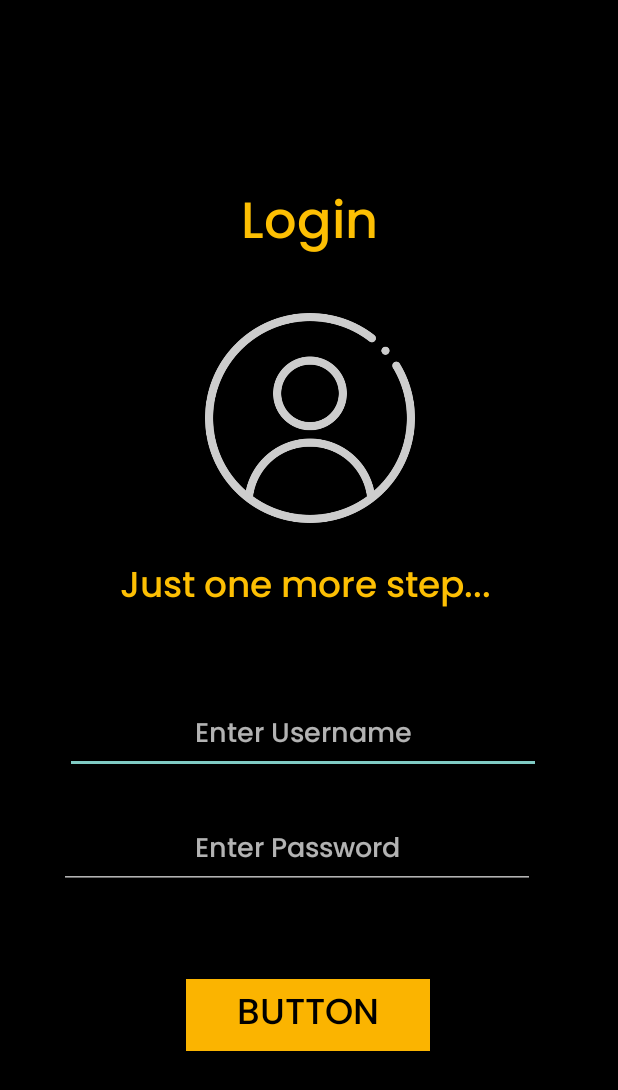
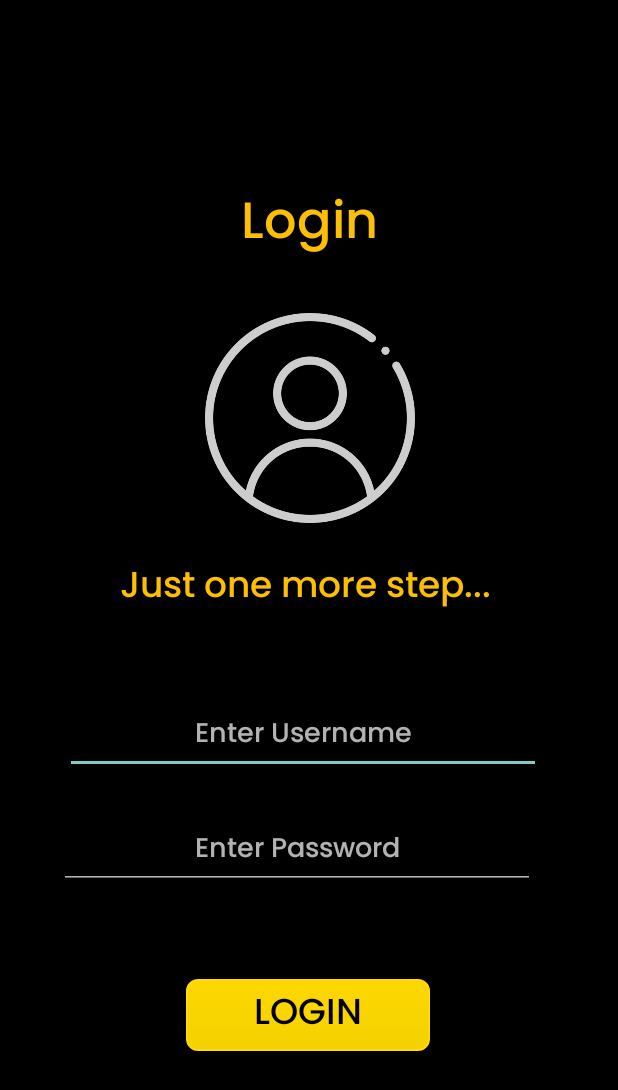
Before and after one commit to vgpl2000/Refill, an Android app: the MainActivity screen opened directly, with no data from a screen before it, on a phone screen of 412 x 824 dp. Shown: the top 1090 px of the screen. Run offline under Robolectric (Android 15) with nearby library versions, the phone set to English and light mode, and no system bars.

Commit message:
Login button corners made curve by adding background_button.xml

```diff
--- /dev/null
+++ b/app/src/main/res/drawable/background_button.xml
@@ -0,0 +1,24 @@
+<?xml version="1.0" encoding="utf-8"?>
+<selector xmlns:android="http://schemas.android.com/apk/res/android">
+    <item android:state_pressed="true" >
+        <shape android:shape="rectangle"  >
+            <corners android:radius="5dip" />
+            <stroke android:width="1dip" android:color="#FFD900" />
+            <gradient android:angle="-90" android:startColor="#FFBA00" android:endColor="#FFE600"  />
+        </shape>
+    </item>
+    <item android:state_focused="true">
+        <shape android:shape="rectangle"  >
+            <corners android:radius="3dip" />
+            <stroke android:width="1dip" android:color="#FBD600" />
+            <solid android:color="#FFDD00"/>
+        </shape>
+    </item>
+    <item >
+        <shape android:shape="rectangle"  >
+            <corners android:radius="7dip" />
+            <stroke android:width="1dip" android:color="#FFDA03" />
+            <gradient android:angle="-90" android:startColor="#FFD700" android:endColor="#F3D200" />
+        </shape>
+    </item>
+</selector>
--- a/app/src/main/res/layout/activity_main.xml
+++ b/app/src/main/res/layout/activity_main.xml
@@ -83,7 +83,7 @@
         android:textColor="#FFFFFF" />
 
     <Button
-        android:id="@+id/button"
+        android:id="@+id/btn_login"
         android:layout_width="wrap_content"
         android:layout_height="wrap_content"
         android:layout_alignParentStart="true"
@@ -92,9 +92,9 @@
         android:layout_marginStart="124dp"
         android:layout_marginEnd="125dp"
         android:layout_marginBottom="123dp"
-        android:background="#FBB400"
+        android:background="@drawable/background_button"
         android:fontFamily="@font/poppins_medium"
-        android:text="Button"
+        android:text="Login"
         android:textColor="#000000"
         android:textSize="24sp" />
 
```
